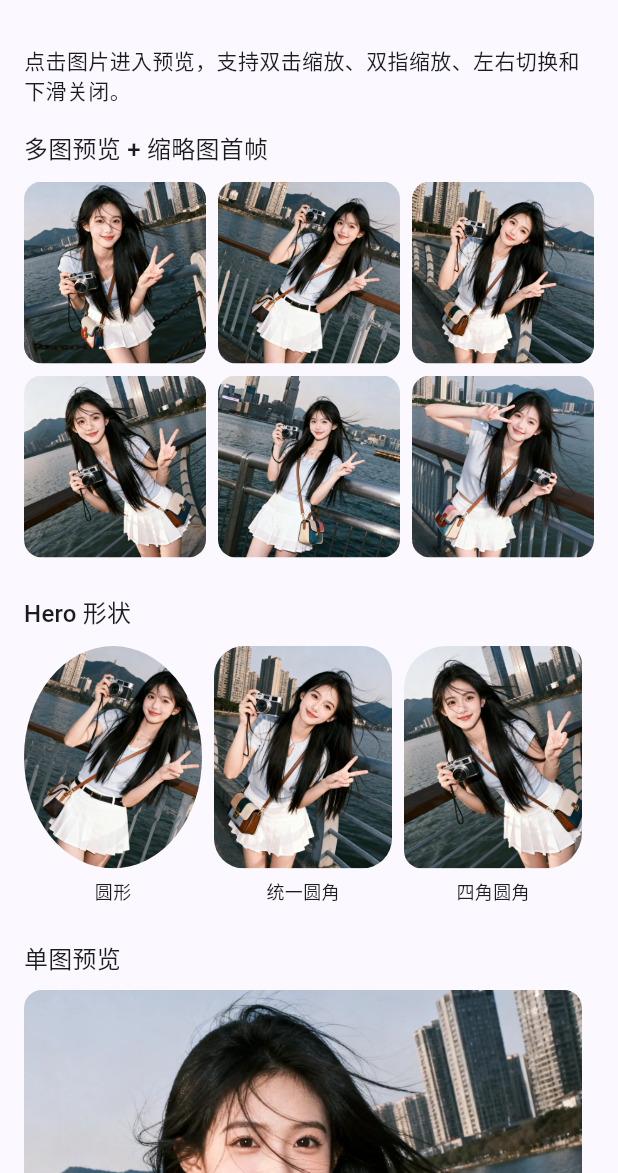
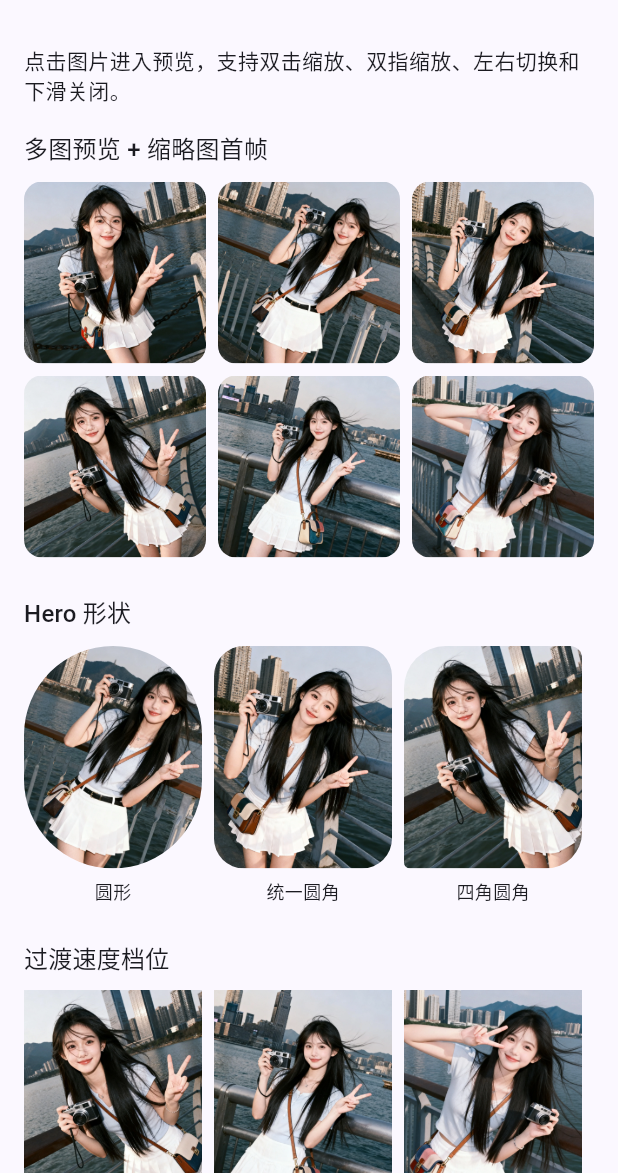
Before and after one commit to uYoaiXiL/smooth_image_viewer, a Flutter app: the screen it shows after launch, on a phone screen of 412 x 824 dp, the part 63-1236 px from its top. Run offline on Flutter 3.47's test engine with Material 3 defaults, Android fonts, the phone set to English and light mode, and no system bars.

Commit message:
feat: improve hero transitions and viewer configuration
- defer full-resolution and interactive layers until route settle
- stabilize Hero return transitions for rectangles and custom shapes
- add configurable enter/exit Hero flags and speed presets
- expose onPageChanged callback
- expand the example with transition speed demos
- refresh README and changelog

```diff
--- a/example/lib/main.dart
+++ b/example/lib/main.dart
@@ -61,7 +61,7 @@ class GalleryPage extends StatelessWidget {
                   child: _HeroSample(
                     label: '圆形',
                     tag: 'circle',
-                    shape: const ImageViewerShape.circle(),
+                    shape: const ImageViewerShape.rounded(99),
                     image: images[1],
                   ),
                 ),
@@ -92,8 +92,47 @@ class GalleryPage extends StatelessWidget {
             ),
           ),
           _Section(
+            title: '过渡速度档位',
+            child: Row(
+              children: [
+                Expanded(
+                  child: _HeroSample(
+                    label: '快',
+                    tag: 'speed-fast',
+                    image: images[3],
+                    transitionSpeed: ImageViewerTransitionSpeed.fast,
+                    // shape: const ImageViewerShape.rounded(12),
+                  ),
+                ),
+                Expanded(
+                  child: _HeroSample(
+                    label: '中（默认）',
+                    tag: 'speed-normal',
+                    image: images[4],
+                    transitionSpeed: ImageViewerTransitionSpeed.normal,
+                    // shape: const ImageViewerShape.rounded(12),
+                  ),
+                ),
+                Expanded(
+                  child: _HeroSample(
+                    label: '慢',
+                    tag: 'speed-slow',
+                    image: images[5],
+                    transitionSpeed: ImageViewerTransitionSpeed.slow,
+                    // shape: const ImageViewerShape.rounded(12),
+                  ),
+                ),
+              ],
+            ),
+          ),
+          _Section(
             title: '单图预览',
-            child: _HeroSample(label: '无 Hero 单图', tag: null, image: images[0]),
+            child: _HeroSample(
+              label: '无 Hero 单图',
+              tag: null,
+              image: images[0],
+              shape: const ImageViewerShape.rounded(12),
+            ),
           ),
         ],
       ),
@@ -141,6 +180,7 @@ class _GalleryGrid extends StatelessWidget {
       ),
       itemBuilder: (_, index) => ImageViewerHero(
         tag: 'gallery-$index',
+        shape: const ImageViewerShape.rounded(12),
         child: _PreviewTile(
           image: images[index],
           onTap: () => ImageViewerRoute.open(
@@ -165,12 +205,14 @@ class _HeroSample extends StatelessWidget {
     required this.image,
     required this.tag,
     this.shape = const ImageViewerShape.rectangle(),
+    this.transitionSpeed = ImageViewerTransitionSpeed.normal,
   });
 
   final String label;
   final AssetImage image;
   final Object? tag;
   final ImageViewerShape shape;
+  final ImageViewerTransitionSpeed transitionSpeed;
 
   @override
   Widget build(BuildContext context) {
@@ -182,6 +224,7 @@ class _HeroSample extends StatelessWidget {
         initialIndex: 0,
         heroTags: <Object?>[tag],
         previewProviders: <ImageProvider<Object>?>[image],
+        transitionSpeed: transitionSpeed,
       ),
     );
     return Padding(
@@ -212,7 +255,7 @@ class _PreviewTile extends StatelessWidget {
       aspectRatio: 0.8,
       child: Material(
         clipBehavior: Clip.antiAlias,
-        borderRadius: BorderRadius.circular(12),
+        // borderRadius: BorderRadius.circular(12),
         child: Ink.image(
           image: image,
           fit: BoxFit.cover,
```
Also changed, not shown: lib/smooth_image_viewer.dart (+153 -44 lines), 2 other files.
